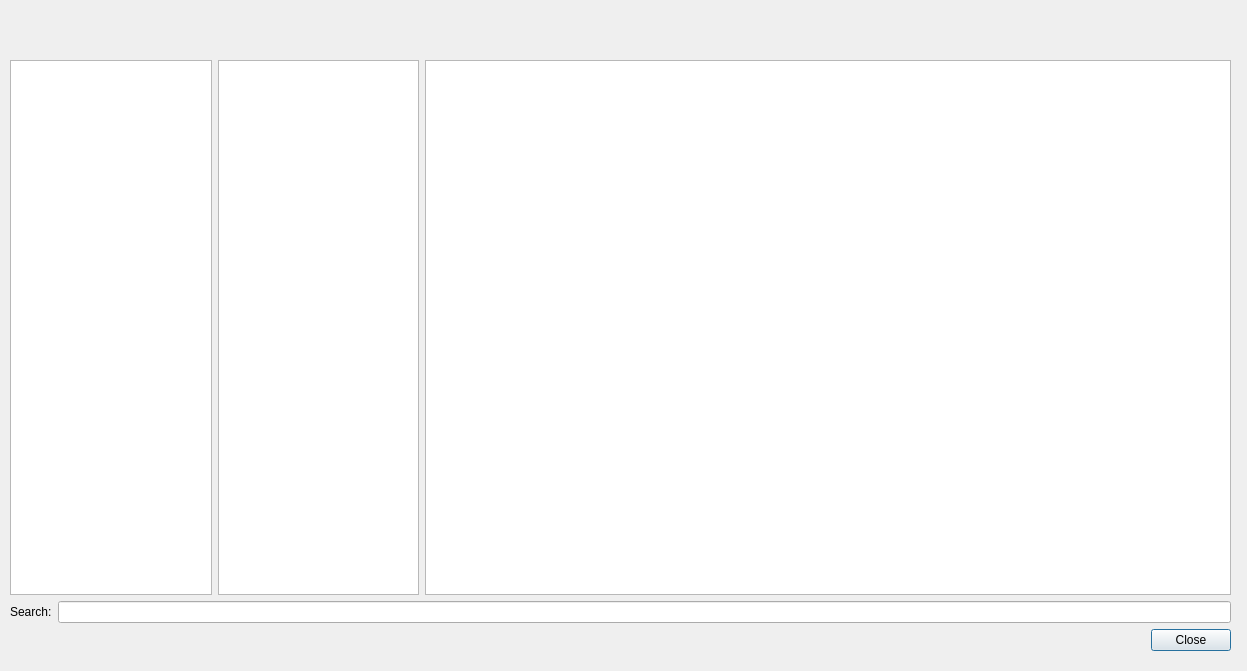
Old version of the form source/dialoghelp.ui in the repository leuat/TRSE.
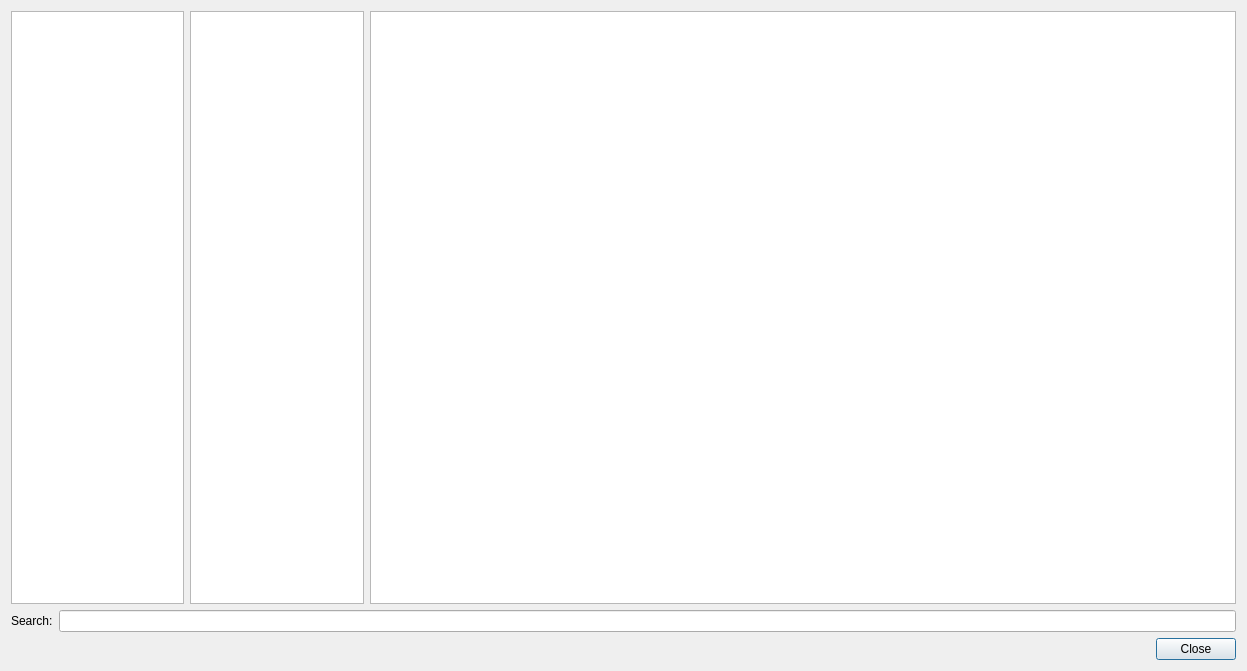
New version of the form.

```diff
--- a/source/dialoghelp.ui
+++ b/source/dialoghelp.ui
@@ -19,15 +19,8 @@
   <property name="windowTitle">
    <string>TRSE Help &amp; documentation</string>
   </property>
-  <widget class="QWidget" name="gridLayoutWidget">
-   <property name="geometry">
-    <rect>
-     <x>10</x>
-     <y>60</y>
-     <width>1221</width>
-     <height>591</height>
-    </rect>
-   </property>
+  <layout class="QGridLayout" name="gridLayout_2">
+   <item row="0" column="0">
    <layout class="QGridLayout" name="gridLayout">
     <property name="sizeConstraint">
      <enum>QLayout::SetMaximumSize</enum>
@@ -38,7 +31,9 @@
        <enum>QLayout::SetMaximumSize</enum>
       </property>
       <item>
-       <layout class="QHBoxLayout" name="horizontalLayout_3" stretch="1,1,4">
+        <layout class="QHBoxLayout" name="horizontalLayout_3" stretch="0">
+         <item>
+          <layout class="QHBoxLayout" name="horizontalLayout_4" stretch="1,1,5">
         <item>
          <widget class="QListWidget" name="lstTopic">
           <property name="font">
@@ -62,6 +57,8 @@
         </item>
        </layout>
       </item>
+        </layout>
+       </item>
       <item>
        <layout class="QHBoxLayout" name="horizontalLayout_2">
         <item>
@@ -103,7 +100,8 @@
      </layout>
     </item>
    </layout>
-  </widget>
+   </item>
+  </layout>
  </widget>
  <resources/>
  <connections/>
```
Lines whose indentation alone changed are shown as unchanged.
